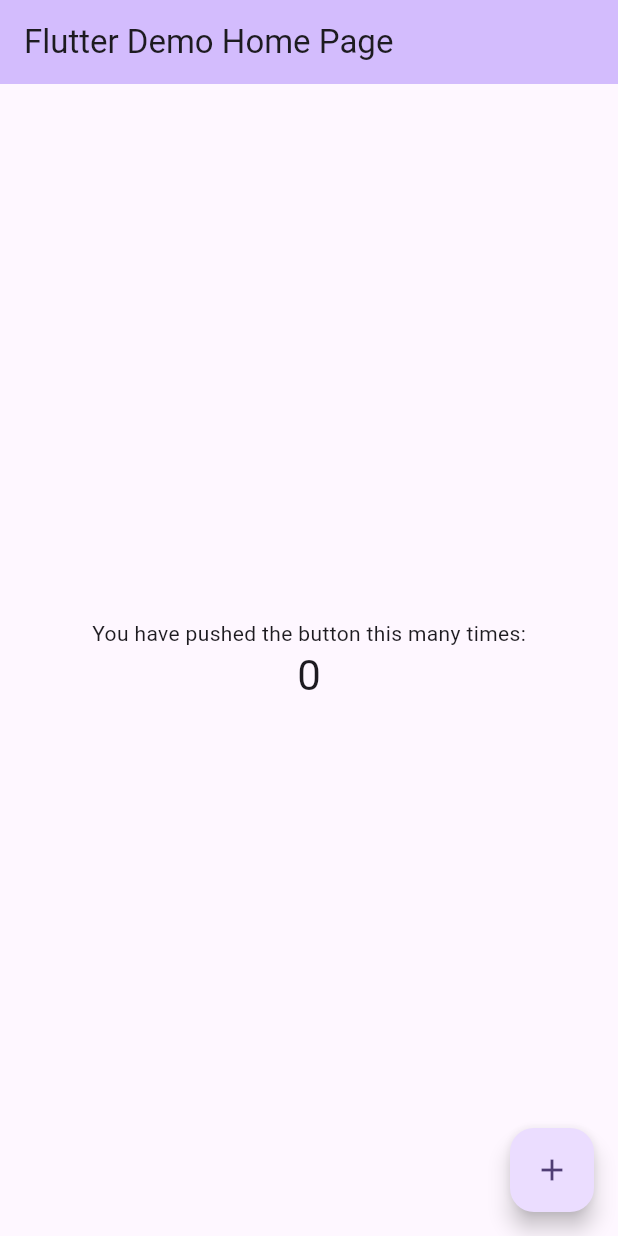
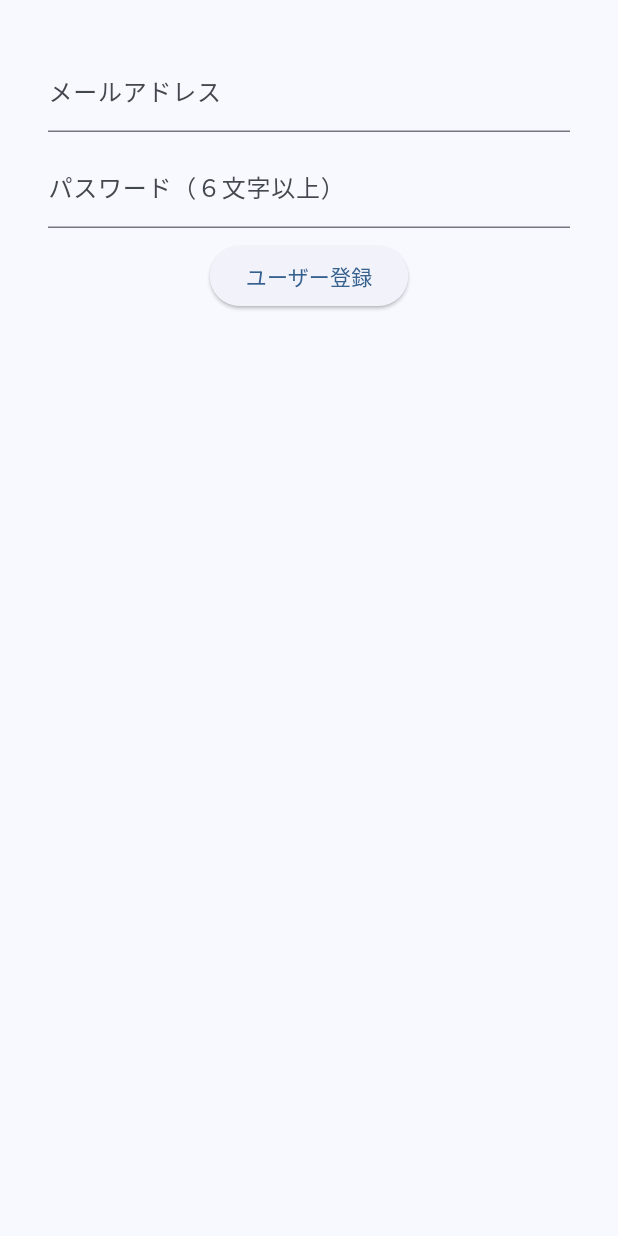
Before and after one commit to urassh/mychatapp, a Flutter app: the screen it shows after launch, on a phone screen of 412 x 824 dp. Run offline on Flutter 3.47's test engine with Material 3 defaults, Android fonts, the phone set to English and light mode, and no system bars; our stand-ins replace firebase_auth, firebase_core; accounts and stored records are empty; generated files the repository leaves out were written again.

Commit message:
とりあえずFirebase周りのエラーをなんとか 解消した...泣いた😭

```diff
--- /dev/null
+++ b/lib/AuthController.dart
@@ -0,0 +1,28 @@
+import 'package:firebase_auth/firebase_auth.dart';
+
+class AuthController {
+  late String newUserEmail;
+  late String newUserPassword;
+  late String infoText;
+
+  AuthController() {
+    newUserEmail = "";
+    newUserPassword = "";
+    infoText = "";
+  }
+
+  Future<void> registerUser() async {
+    try {
+      final FirebaseAuth auth = FirebaseAuth.instance;
+      final UserCredential result = await auth.createUserWithEmailAndPassword(
+        email: newUserEmail,
+        password: newUserPassword,
+      );
+
+      final User user = result.user!;
+
+    } catch (e) {
+      infoText = "登録NG：${e.toString()}";
+    }
+  }
+}
--- /dev/null
+++ b/lib/MyAuthPage.dart
@@ -0,0 +1,67 @@
+import 'package:flutter/material.dart';
+import 'AuthController.dart';
+
+class MyAuthPage extends StatefulWidget {
+  const MyAuthPage({super.key});
+
+  @override
+  State<StatefulWidget> createState() {
+    return _MyAuthPageState();
+  }
+
+}
+
+class _MyAuthPageState extends State<MyAuthPage> {
+  final AuthController _authController = AuthController();
+
+  @override
+  Widget build(BuildContext context) {
+    return Scaffold(
+      body: Center(
+        child: Container(
+          padding: const EdgeInsets.all(32),
+          child: Column(
+            children: <Widget>[
+              TextFormField(
+                decoration: const InputDecoration(labelText: 'メールアドレス'),
+                onChanged: (String value) {
+                  setState(() {
+                    _authController.newUserEmail = value;
+                  });
+                },
+              ),
+
+              const SizedBox(height: 8),
+
+              TextFormField(
+                decoration: const InputDecoration(labelText: "パスワード（６文字以上）"),
+                // パスワードが見えないようにする
+                obscureText: true,
+                onChanged: (String value) {
+                  setState(() {
+                    _authController.newUserPassword = value;
+                  });
+                },
+              ),
+
+              const SizedBox(height: 8),
+
+              ElevatedButton(
+                onPressed: () async {
+                  await _authController.registerUser();
+                  setState(() {});
+                },
+                child: const Text("ユーザー登録"),
+              ),
+
+              const SizedBox(height: 8),
+
+              Text(_authController.infoText),
+            ],
+          ),
+        ),
+      ),
+    );
+  }
+
+}
--- a/lib/main.dart
+++ b/lib/main.dart
@@ -1,125 +1,28 @@
 import 'package:flutter/material.dart';
+import 'package:firebase_core/firebase_core.dart';
+import 'firebase_options.dart';
+import 'MyAuthPage.dart';
 
-void main() {
-  runApp(const MyApp());
+Future<void> main() async {
+  WidgetsFlutterBinding.ensureInitialized();
+  await Firebase.initializeApp(
+    options: DefaultFirebaseOptions.currentPlatform,
+  );
+  runApp(const MyChatApp());
 }
 
-class MyApp extends StatelessWidget {
-  const MyApp({super.key});
+class MyChatApp extends StatelessWidget {
+  const MyChatApp({super.key});
 
-  // This widget is the root of your application.
   @override
   Widget build(BuildContext context) {
     return MaterialApp(
       title: 'Flutter Demo',
       theme: ThemeData(
-        // This is the theme of your application.
-        //
-        // TRY THIS: Try running your application with "flutter run". You'll see
-        // the application has a purple toolbar. Then, without quitting the app,
-        // try changing the seedColor in the colorScheme below to Colors.green
-        // and then invoke "hot reload" (save your changes or press the "hot
-        // reload" button in a Flutter-supported IDE, or press "r" if you used
-        // the command line to start the app).
-        //
-        // Notice that the counter didn't reset back to zero; the application
-        // state is not lost during the reload. To reset the state, use hot
-        // restart instead.
-        //
-        // This works for code too, not just values: Most code changes can be
-        // tested with just a hot reload.
-        colorScheme: ColorScheme.fromSeed(seedColor: Colors.deepPurple),
+        colorScheme: ColorScheme.fromSeed(seedColor: Colors.blue),
         useMaterial3: true,
       ),
-      home: const MyHomePage(title: 'Flutter Demo Home Page'),
+      home: const MyAuthPage(),
     );
   }
 }
-
-class MyHomePage extends StatefulWidget {
-  const MyHomePage({super.key, required this.title});
-
-  // This widget is the home page of your application. It is stateful, meaning
-  // that it has a State object (defined below) that contains fields that affect
-  // how it looks.
-
-  // This class is the configuration for the state. It holds the values (in this
-  // case the title) provided by the parent (in this case the App widget) and
-  // used by the build method of the State. Fields in a Widget subclass are
-  // always marked "final".
-
-  final String title;
-
-  @override
-  State<MyHomePage> createState() => _MyHomePageState();
-}
-
-class _MyHomePageState extends State<MyHomePage> {
-  int _counter = 0;
-
-  void _incrementCounter() {
-    setState(() {
-      // This call to setState tells the Flutter framework that something has
-      // changed in this State, which causes it to rerun the build method below
-      // so that the display can reflect the updated values. If we changed
-      // _counter without calling setState(), then the build method would not be
-      // called again, and so nothing would appear to happen.
-      _counter++;
-    });
-  }
-
-  @override
-  Widget build(BuildContext context) {
-    // This method is rerun every time setState is called, for instance as done
-    // by the _incrementCounter method above.
-    //
-    // The Flutter framework has been optimized to make rerunning build methods
-    // fast, so that you can just rebuild anything that needs updating rather
-    // than having to individually change instances of widgets.
-    return Scaffold(
-      appBar: AppBar(
-        // TRY THIS: Try changing the color here to a specific color (to
-        // Colors.amber, perhaps?) and trigger a hot reload to see the AppBar
-        // change color while the other colors stay the same.
-        backgroundColor: Theme.of(context).colorScheme.inversePrimary,
-        // Here we take the value from the MyHomePage object that was created by
-        // the App.build method, and use it to set our appbar title.
-        title: Text(widget.title),
-      ),
-      body: Center(
-        // Center is a layout widget. It takes a single child and positions it
-        // in the middle of the parent.
-        child: Column(
-          // Column is also a layout widget. It takes a list of children and
-          // arranges them vertically. By default, it sizes itself to fit its
-          // children horizontally, and tries to be as tall as its parent.
-          //
-          // Column has various properties to control how it sizes itself and
-          // how it positions its children. Here we use mainAxisAlignment to
-          // center the children vertically; the main axis here is the vertical
-          // axis because Columns are vertical (the cross axis would be
-          // horizontal).
-          //
-          // TRY THIS: Invoke "debug painting" (choose the "Toggle Debug Paint"
-          // action in the IDE, or press "p" in the console), to see the
-          // wireframe for each widget.
-          mainAxisAlignment: MainAxisAlignment.center,
-          children: <Widget>[
-            const Text(
-              'You have pushed the button this many times:',
-            ),
-            Text(
-              '$_counter',
-              style: Theme.of(context).textTheme.headlineMedium,
-            ),
-          ],
-        ),
-      ),
-      floatingActionButton: FloatingActionButton(
-        onPressed: _incrementCounter,
-        tooltip: 'Increment',
-        child: const Icon(Icons.add),
-      ), // This trailing comma makes auto-formatting nicer for build methods.
-    );
-  }
-}
```
Also changed, not shown: pubspec.yaml (+5 -6 lines), pubspec.lock, 5 other files.
